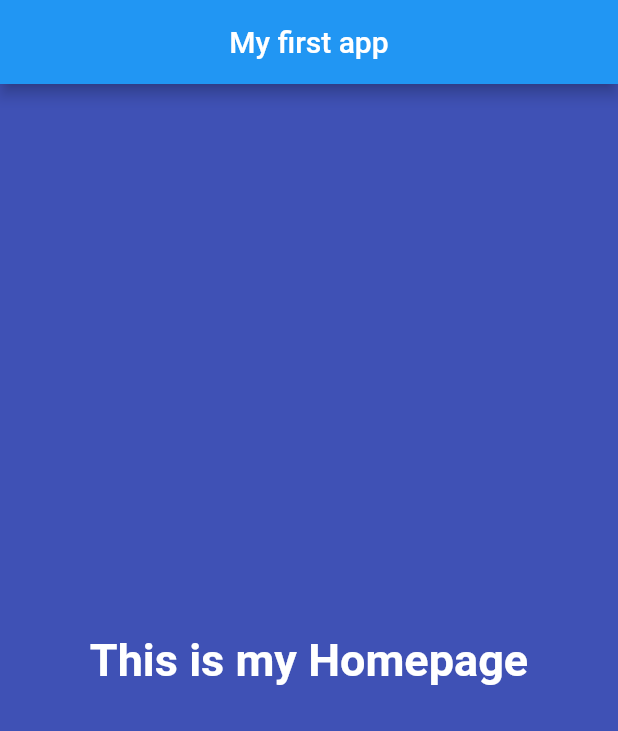
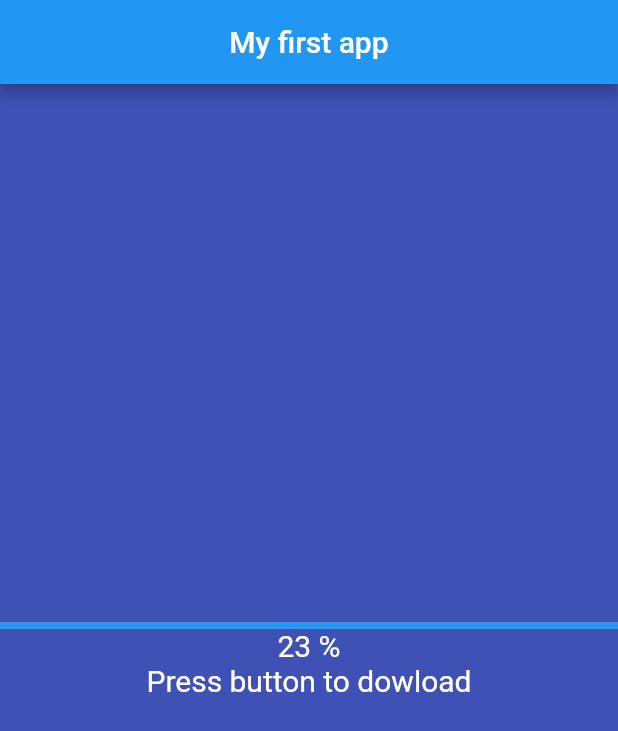
Before and after one commit to Hudihka/hello_fluter, a Flutter app: the screen it shows after launch, on a phone screen of 412 x 824 dp. Shown: the top 731 px of the screen. Run offline on Flutter 3.47's test engine with Material 2 defaults, Android fonts, the phone set to English and light mode, and no system bars.

Commit message:
center content

```diff
--- a/lib/main.dart
+++ b/lib/main.dart
@@ -1,28 +1,61 @@
-import 'package:flutter/material.dart'; //основные методы
+import 'package:flutter/material.dart';
 
 void main() {
-  runApp(MaterialApp( //
-      //виджет гугл дизайна есть эпл дизайна
-      home: Scaffold(
-    //home. значит корневой //Scaffold это что то вроде вьюКонтроллера, только уже в нем реализован таб.бар, навиг бар, бэграунд вью итд
-    appBar: AppBar(
-      title: Text("My first app"),
-      centerTitle: true,
-    ), //навигейшен бар
-    body: Center(child: Text("This is my Homepage", style: TextStyle(fontSize: 30, fontWeight: FontWeight.bold, color: Colors.white),)),//вью контроллер и текст
-    backgroundColor: Colors.indigo,  //бэкгр колор
-  )
+  runApp(MyfirstApp());
+}
 
-      // Center(    //home. значит корневой
-      //     child: //говорим что текст будет по центру
-      //         Text("Hello flutter",
-      //             textDirection: TextDirection
-      //                 .ltr, //текст отображается с лево на право(ну собтв как и должен)
-      //             style: TextStyle(
-      //                 fontWeight: FontWeight.bold,
-      //                 fontSize: 40, //Font
-      //                 color: Color.fromARGB(255, 255, 128, 0)) //Text Color
-      //             )
-      //             )
-      )); //runApp
+class MyfirstApp extends StatelessWidget {
+  @override
+  Widget build(BuildContext context) {
+    return MaterialApp(
+        home: Scaffold(
+      appBar: AppBar(
+        title: Text("My first app"),
+        centerTitle: true,
+      ),
+      body: Center(
+        child: Container(
+          child: Column(
+            mainAxisAlignment: MainAxisAlignment.center,
+            children: <Widget>[
+            LinearProgressIndicator(value: 23),
+            Text(
+              '23 %',
+              style: TextStyle(color: Colors.white, fontSize: 20),
+            ),
+            Text(
+              'Press button to dowload',
+              style: TextStyle(color: Colors.white, fontSize: 20),
+            )
+          ]),
+        ),
+      ),
+      backgroundColor: Colors.indigo,
+    ));
+  }
 }
+
+
+
+// class CenterContent extends StatelessWidget {
+//   @override
+//   Widget build(BuildContext context) {
+//     return Center(
+//         child: Container(
+//           child: Column(
+//             mainAxisAlignment: MainAxisAlignment.center,
+//             children: <Widget>[
+//             LinearProgressIndicator(value: 23),
+//             Text(
+//               '23 %',
+//               style: TextStyle(color: Colors.white, fontSize: 20),
+//             ),
+//             Text(
+//               'Press button to dowload',
+//               style: TextStyle(color: Colors.white, fontSize: 20),
+//             )
+//           ]),
+//         ),
+//       );
+//   }
+// }
```
